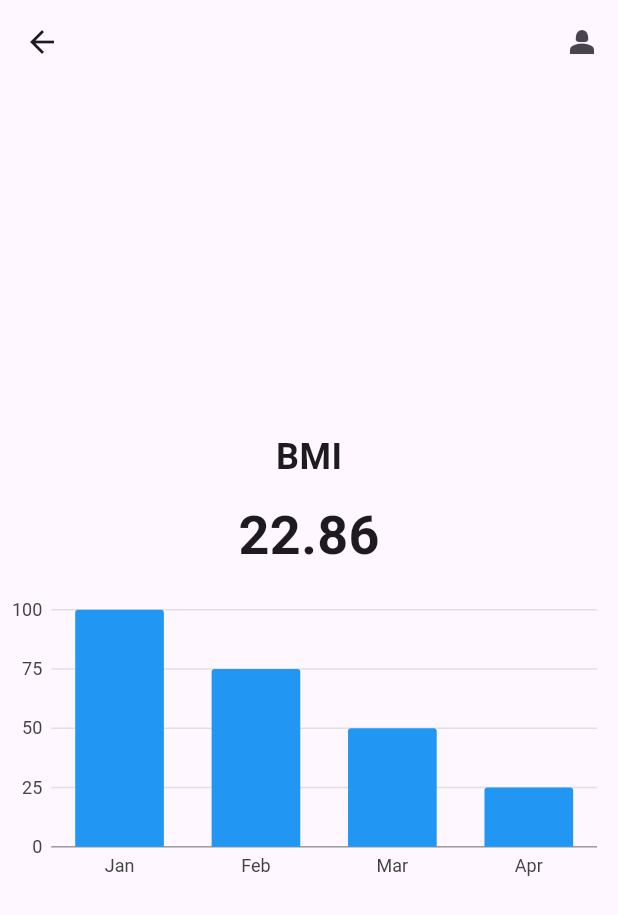
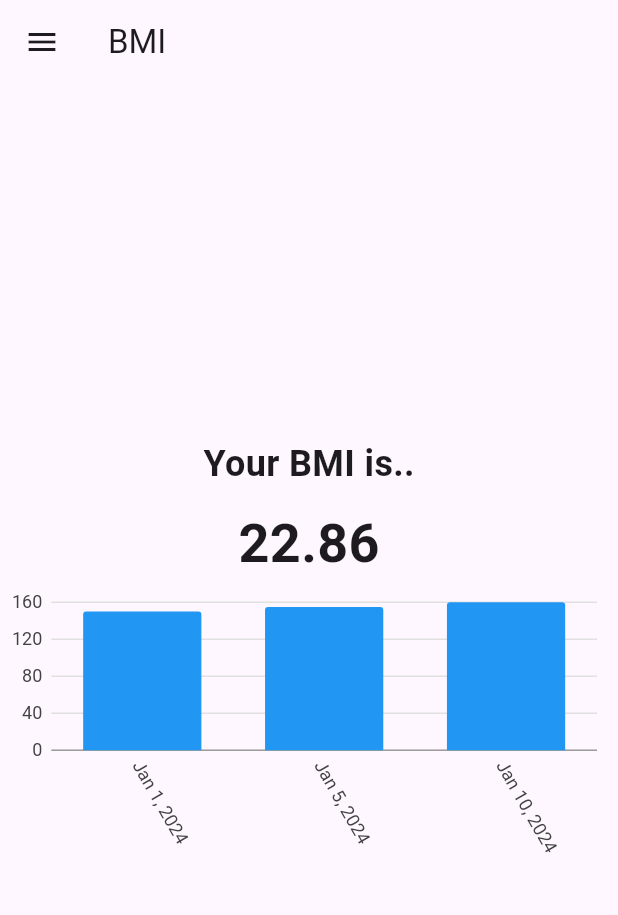
Before and after one commit to priyanshusinghz/bmi_app_assignment, a Flutter app: the HomeScreen screen opened by its route, on a phone screen of 412 x 824 dp. Shown: the top 915 px of the screen. Run offline on Flutter 3.47's test engine with Material 3 defaults, Android fonts, the light colour scheme and no system bars; our stand-ins replace charts_flutter_new.

Commit message:
few latest addings

```diff
--- a/lib/homepage/chart.dart
+++ /dev/null
@@ -1,45 +0,0 @@
-import 'package:flutter/material.dart';
-import 'package:charts_flutter_new/flutter.dart' as charts;
-
-class BarGraph extends StatefulWidget {
-  @override
-  State<BarGraph> createState() => _BarGraphState();
-}
-
-class _BarGraphState extends State<BarGraph> {
-  @override
-  Widget build(BuildContext context) {
-    final data = [
-      new LinearSales("Jan", 100),
-      new LinearSales("Feb", 75),
-      new LinearSales("Mar", 50),
-      new LinearSales("Apr", 25),
-    ];
-    final chart =  charts.BarChart(
-      [
-        new charts.Series<LinearSales, String>(
-          id: 'Sales',
-          colorFn: (_, __) => charts.MaterialPalette.blue.shadeDefault,
-          domainFn: (LinearSales sales, _) => sales.month,
-          measureFn: (LinearSales sales, _) => sales.sales,
-          data: data,
-        ),
-      ],
-      animate: true,
-    );
-    return  Center(
-          child: Container(
-            height: 200,
-            child: chart,
-          ),
-
-    );
-  }
-
-
-}
-class LinearSales {
-  final String month;
-  final int sales;
-  LinearSales(this.month, this.sales);
-}
--- a/lib/homepage/home_screen.dart
+++ /dev/null
@@ -1,51 +0,0 @@
-import 'package:flutter/material.dart';
-import 'package:zignuts_assignment/data/user.dart';
-import 'package:zignuts_assignment/homepage/chart.dart';
-
-class HomeScreen extends StatelessWidget {
-  final User user;
-
-  HomeScreen({required this.user});
-
-  double calculateBMI() {
-    if (user.height > 0 && user.weight > 0) {
-      return user.weight / ((user.height / 100) * (user.height / 100));
-    } else {
-      return 0.0;
-    }
-  }
-
-
-  @override
-  Widget build(BuildContext context) {
-    double bmi = calculateBMI();
-
-    return Scaffold(
-      appBar: AppBar(
-        actions: [IconButton(onPressed: (){
-          Navigator.pushNamed(context,'/history');
-        }, icon: Icon(Icons.person_2))],
-      ),
-
-      body: Center(
-        child: Column(
-          mainAxisAlignment: MainAxisAlignment.center,
-          crossAxisAlignment: CrossAxisAlignment.center,
-          children: [
-            const Text(
-              'BMI',
-              style: TextStyle(fontSize: 24, fontWeight: FontWeight.bold),
-            ),
-            const SizedBox(height: 10),
-            Text(
-              bmi.toStringAsFixed(2),
-              style:  TextStyle(fontSize: 36, fontWeight: FontWeight.bold),
-            ),
-            const SizedBox(height: 10),
-            BarGraph(),
-          ],
-        ),
-      ),
-    );
-  }
-}
--- /dev/null
+++ b/lib/screens/home/chart.dart
@@ -0,0 +1,48 @@
+import 'package:flutter/material.dart';
+import 'package:charts_flutter_new/flutter.dart' as charts;
+import 'package:intl/intl.dart';
+
+class BarGraphWidget extends StatelessWidget {
+  final List<Map<String, String>> historyData;
+
+  const BarGraphWidget({Key? key, required this.historyData}) : super(key: key);
+
+  @override
+  Widget build(BuildContext context) {
+    List<charts.Series<OrdinalSales, String>> seriesList = [
+      charts.Series<OrdinalSales, String>(
+        id: 'Weights',
+        data: historyData
+            .map((data) => OrdinalSales(
+                  data['date']!,
+                  double.parse(data['weight']!),
+                ))
+            .toList(),
+        domainFn: (OrdinalSales sales, _) =>
+            DateFormat.yMMMd().format(DateTime.parse(sales.date)),
+        measureFn: (OrdinalSales sales, _) => sales.weight,
+      )
+    ];
+
+    return Container(
+      height: 200, // Add a fixed height to prevent bottom overflow
+      child: charts.BarChart(
+        seriesList,
+        animate: true,
+        domainAxis: charts.OrdinalAxisSpec(
+          renderSpec: charts.SmallTickRendererSpec(
+            labelRotation: 60,
+          ),
+        ),
+      ),
+    );
+  }
+}
+
+// Model class for data points
+class OrdinalSales {
+  final String date;
+  final double weight;
+
+  OrdinalSales(this.date, this.weight);
+}
--- /dev/null
+++ b/lib/screens/home/home_screen.dart
@@ -0,0 +1,92 @@
+import 'package:flutter/material.dart';
+import 'package:zignuts_assignment/data/user.dart';
+import 'package:zignuts_assignment/screens/home/chart.dart';
+
+class HomeScreen extends StatelessWidget {
+  final User user;
+
+  HomeScreen({required this.user});
+
+  double calculateBMI() {
+    if (user.height > 0 && user.weight > 0) {
+      return user.weight / ((user.height / 100) * (user.height / 100));
+    } else {
+      return 0.0;
+    }
+  }
+
+  @override
+  Widget build(BuildContext context) {
+    double bmi = calculateBMI();
+
+    return Scaffold(
+      drawer: Drawer(
+        child: ListView(
+          children: <Widget>[
+            const DrawerHeader(
+              decoration: BoxDecoration(
+                color: Colors.blue,
+              ),
+              child: Column(
+                mainAxisAlignment: MainAxisAlignment.center,
+                children: [
+                  CircleAvatar(
+                    radius: 40,
+                    child: ClipOval(
+                        child:
+                            Image(image: AssetImage("assets/images/pic.jpg"))),
+                  ),
+                  SizedBox(height: 10),
+                  Text(
+                    'Priyanshu Singh',
+                    style: TextStyle(
+                      color: Colors.white,
+                      fontSize: 16,
+                    ),
+                  ),
+                ],
+              ),
+            ),
+            ListTile(
+              leading: const Icon(Icons.history),
+              title: const Text('History'),
+              onTap: () {
+                Navigator.pop(context); // Close the drawer
+                Navigator.pushNamed(
+                    context, '/history'); // Navigate to history page
+              },
+            ),
+            // Add more options as needed
+          ],
+        ),
+      ),
+      appBar: AppBar(
+        title: Title(color: Colors.greenAccent, child: Text("BMI")),
+      ),
+      body: Center(
+        child: Column(
+          mainAxisAlignment: MainAxisAlignment.center,
+          crossAxisAlignment: CrossAxisAlignment.center,
+          children: [
+            const Text(
+              'Your BMI is..',
+              style: TextStyle(fontSize: 24, fontWeight: FontWeight.bold),
+            ),
+            const SizedBox(height: 10),
+            Text(
+              bmi.toStringAsFixed(2),
+              style: const TextStyle(fontSize: 36, fontWeight: FontWeight.bold),
+            ),
+            BarGraphWidget(
+              historyData: [
+                {'weight': '150', 'date': '2024-01-01'},
+                {'weight': '155', 'date': '2024-01-05'},
+                {'weight': '160', 'date': '2024-01-10'},
+              ],
+            ),
+          ],
+        ),
+      ),
+    );
+  }
+}
--- a/lib/homepage/input_page.dart
+++ b/lib/screens/input/input_page.dart
@@ -1,7 +1,7 @@
 import 'package:flutter/material.dart';
 import 'package:zignuts_assignment/controllers/controllers.dart';
 import 'package:zignuts_assignment/data/user.dart';
-import 'package:zignuts_assignment/homepage/utils.dart';
+import 'package:zignuts_assignment/widgets/reusable_widgets.dart';
 
 
 class InputPage extends StatefulWidget {
--- a/pubspec.yaml
+++ b/pubspec.yaml
@@ -64,6 +64,7 @@ flutter:
 
   assets:
     - assets/images/logo.jpg
+    - assets/images/pic.jpg
 
   #   - images/a_dot_ham.jpeg
 
```
Also changed, not shown: lib/homepage/history.dart (deleted, +0 -42 lines), lib/main.dart (+9 -11 lines), lib/screens/history/history.dart (added, +185 -0 lines), assets/images/pic.jpg (added), lib/screens/splash_screen.dart (renamed from lib/splash_screen.dart), lib/utils/constants.dart (added), lib/widgets/reusable_widgets.dart (renamed from lib/homepage/utils.dart), pubspec.lock.
